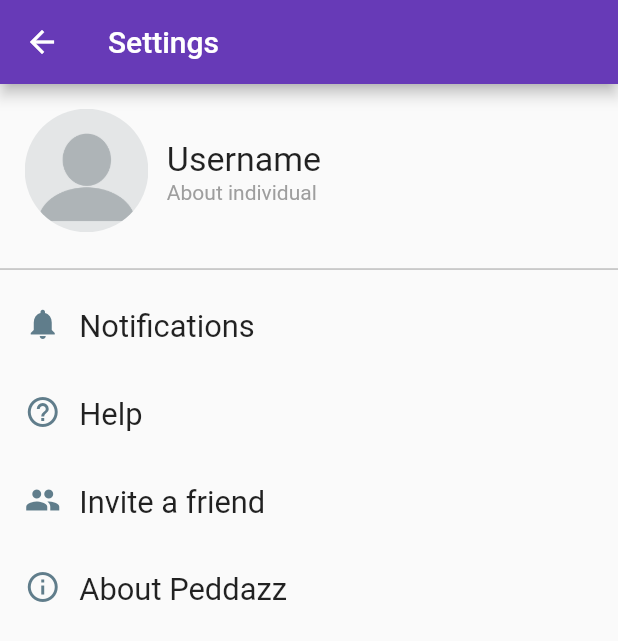
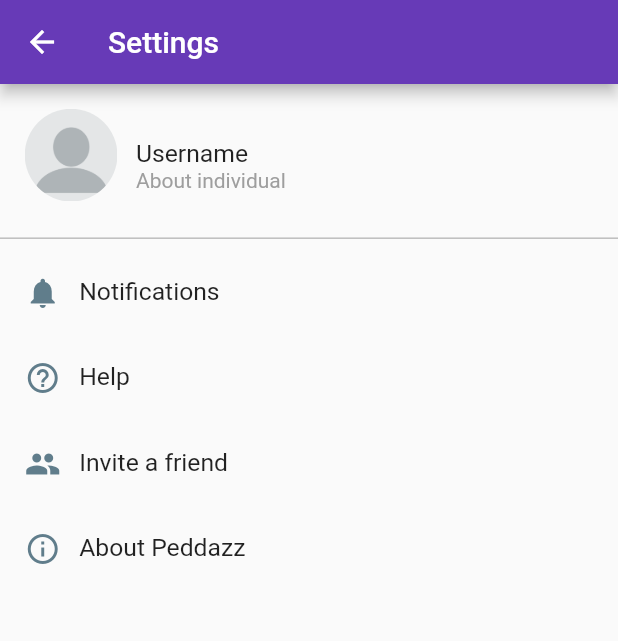
Before and after one commit to DeTuksa/peddazz, a Flutter app: the screen it shows once a user with an empty profile is signed in, in the side drawer, after a tap on "Settings", on a phone screen of 412 x 824 dp. Shown: the top 641 px of the screen. Run offline on Flutter 3.47's test engine with Material 2 defaults, Android fonts, the light colour scheme and no system bars; our stand-ins replace cloud_firestore, firebase_auth, font_awesome_flutter, image_picker; accounts and stored records are empty.

Commit message:
Minor adjustments

```diff
--- a/lib/authentication/login.dart
+++ b/lib/authentication/login.dart
@@ -133,6 +133,7 @@ class LoginBodyState extends State<LoginBody> {
                             child: RaisedButton(
                               color: Colors.deepPurple,
                               onPressed: () async {
+                                FocusScope.of(context).requestFocus(new FocusNode());
                                 bool activeConnection = false;
                                 try {
                                   final result = await InternetAddress.lookup(
--- a/lib/authentication/signup.dart
+++ b/lib/authentication/signup.dart
@@ -215,6 +215,7 @@ class SignUpState extends State<SignUp>
                                 child: RaisedButton(
                                   color: Colors.deepPurple,
                                   onPressed: () async {
+                                    FocusScope.of(context).requestFocus(new FocusNode());
                           if (formKey.currentState.validate()) {
                             bool isSuccessful = await signUpWithEmail();
                             if (isSuccessful == true) {
--- a/lib/main.dart
+++ b/lib/main.dart
@@ -41,7 +41,7 @@ class MyApp extends StatelessWidget {
         "chats": (context) => ChatUsers(),
         "feed": (context) => FeedPage(),
         "write": (context) => PenThoughts(),
-        "settings": (context) => Settings()
+        "settings": (context) => Settings(),
       },
     );
   }
@@ -215,7 +215,7 @@ class _MyHomePageState extends State<MyHomePage> {
               trailing: Icon(Icons.settings),
               onTap: ()
               {
-                Navigator.of(context).popAndPushNamed("settings");
+                Navigator.popAndPushNamed(context, "settings");
               },
             ),
             ListTile(
--- a/lib/settings/settings.dart
+++ b/lib/settings/settings.dart
@@ -33,8 +33,8 @@ class _SettingsState extends State<Settings> {
               crossAxisAlignment: CrossAxisAlignment.start,
               children: <Widget>[
                 Container(
-                  width: MediaQuery.of(context).size.height*0.1,
-                  height: MediaQuery.of(context).size.height*0.1,
+                  width: MediaQuery.of(context).size.height*0.075,
+                  height: MediaQuery.of(context).size.height*0.075,
                   child: ClipRRect(
                     borderRadius: BorderRadius.all(Radius.circular(60)),
                     child: Image.asset("images/index.png"),
@@ -52,7 +52,7 @@ class _SettingsState extends State<Settings> {
                       Text(
                         "Username",
                         style: TextStyle(
-                          fontSize: MediaQuery.of(context).size.height*0.0275
+                          fontSize: MediaQuery.of(context).size.height*0.02
                         ),
                         ),
 
@@ -97,7 +97,7 @@ class _SettingsState extends State<Settings> {
                       child: Text(
                         "Notifications",
                         style: TextStyle(
-                          fontSize: MediaQuery.of(context).size.height*0.025
+                          fontSize: MediaQuery.of(context).size.height*0.02
                         ),
                       ),
                     )
@@ -130,7 +130,7 @@ class _SettingsState extends State<Settings> {
                       child: Text(
                         "Help",
                         style: TextStyle(
-                          fontSize: MediaQuery.of(context).size.height*0.025
+                          fontSize: MediaQuery.of(context).size.height*0.02
                         ),
                       ),
                     )
@@ -163,7 +163,7 @@ class _SettingsState extends State<Settings> {
                       child: Text(
                         "Invite a friend",
                         style: TextStyle(
-                          fontSize: MediaQuery.of(context).size.height*0.025
+                          fontSize: MediaQuery.of(context).size.height*0.02
                         ),
                       ),
                     )
@@ -195,7 +195,7 @@ class _SettingsState extends State<Settings> {
                       child: Text(
                         "About Peddazz",
                         style: TextStyle(
-                          fontSize: MediaQuery.of(context).size.height*0.025
+                          fontSize: MediaQuery.of(context).size.height*0.02
                         ),
                       ),
                     )
```
Also changed, not shown: lib/chats/message.dart (+11 -1 lines).
